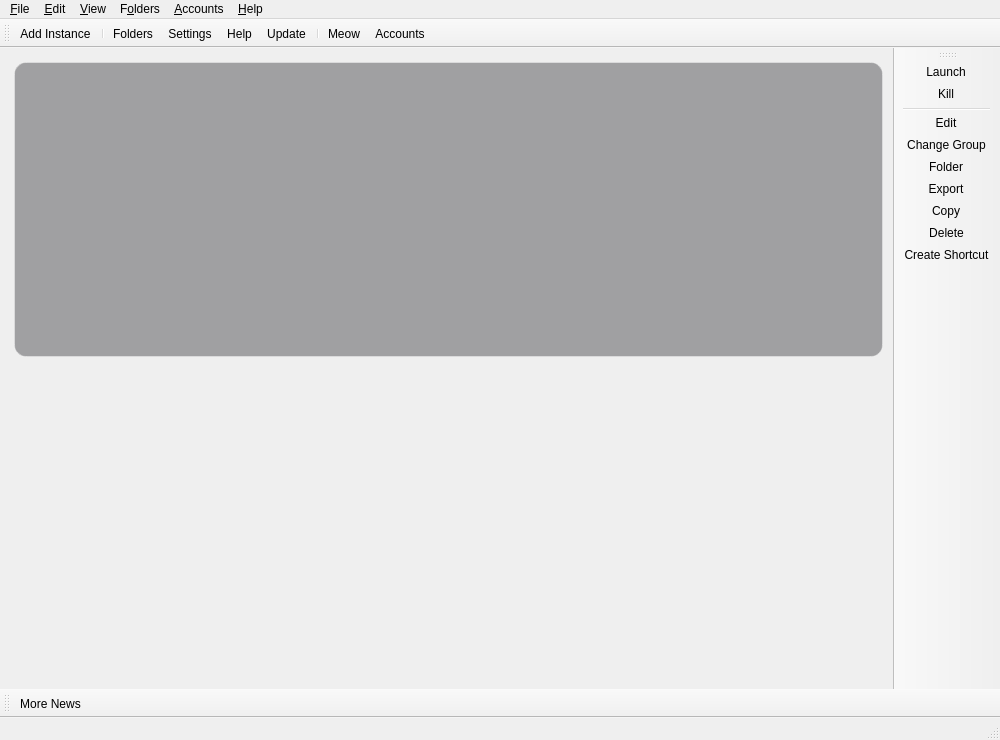
The window that launcher/ui/MainWindow.ui (KAKTYS200/FrendsLauncher) describes before a commit, drawn with Qt 5.
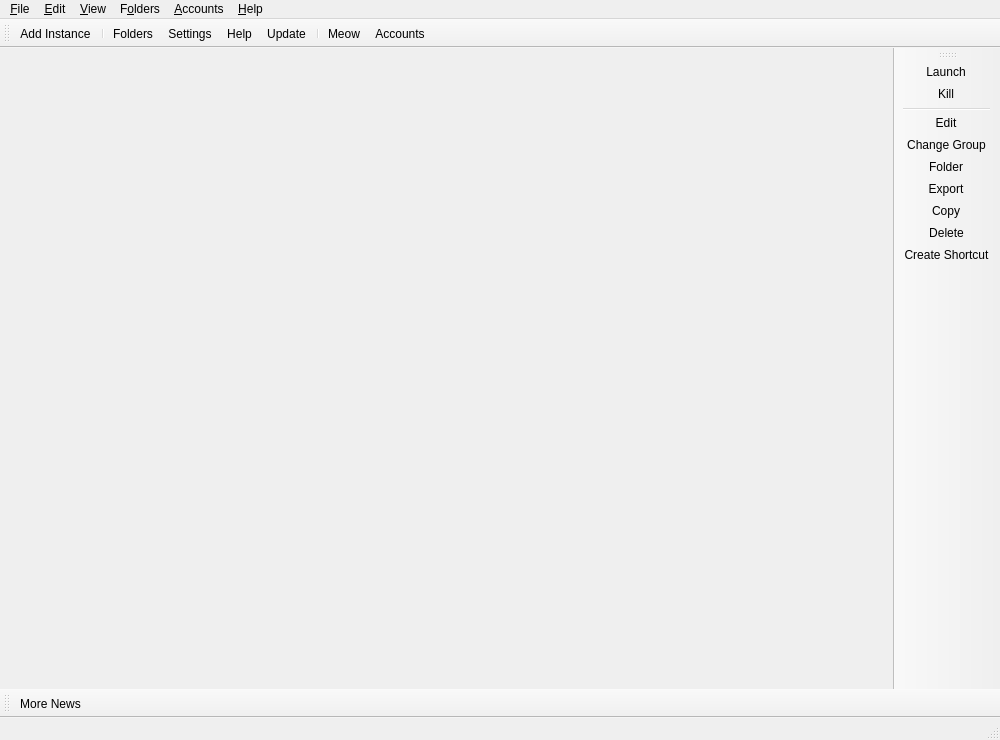
The same window after the commit. Icons and pictures are not drawn. Custom widgets are drawn as their Qt base class.

Diff of the .ui file:
```diff
--- a/launcher/ui/MainWindow.ui
+++ b/launcher/ui/MainWindow.ui
@@ -71,9 +71,6 @@
           </property>
           <item>
            <widget class="QWidget" name="contentCard">
-            <property name="styleSheet">
-             <string notr="true">#contentCard { background-color: rgba(8, 10, 15, 88); border: 1px solid rgba(255, 255, 255, 85); border-radius: 12px; }</string>
-            </property>
             <layout class="QVBoxLayout" name="contentLayout">
              <property name="spacing">
               <number>0</number>
```
